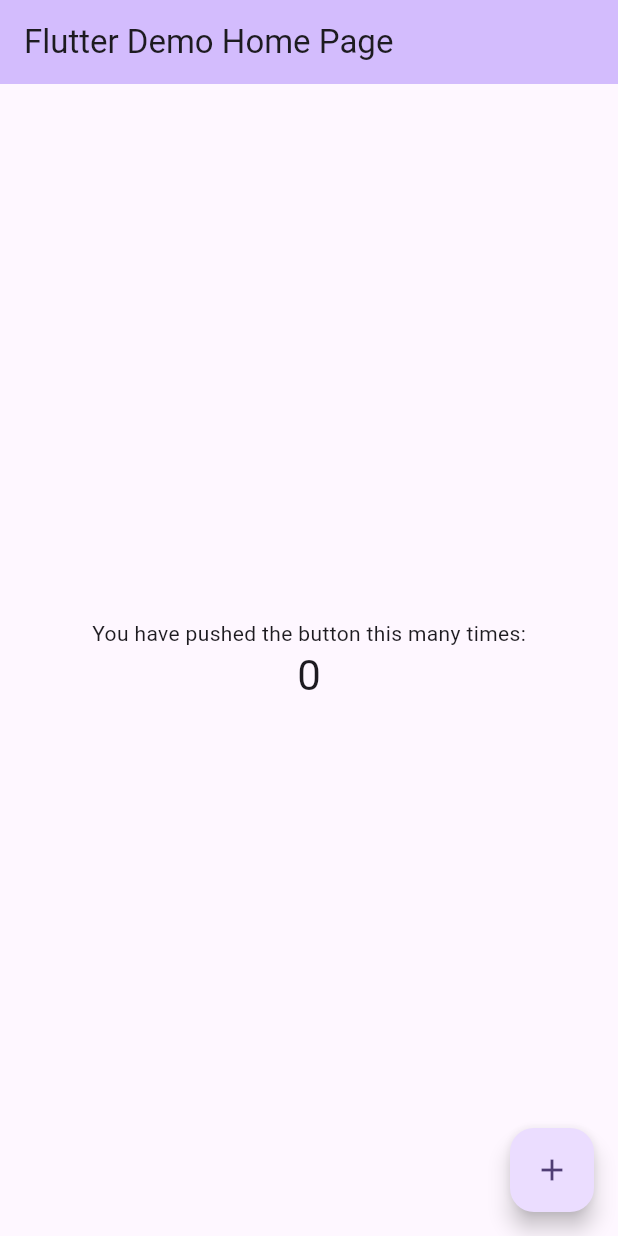
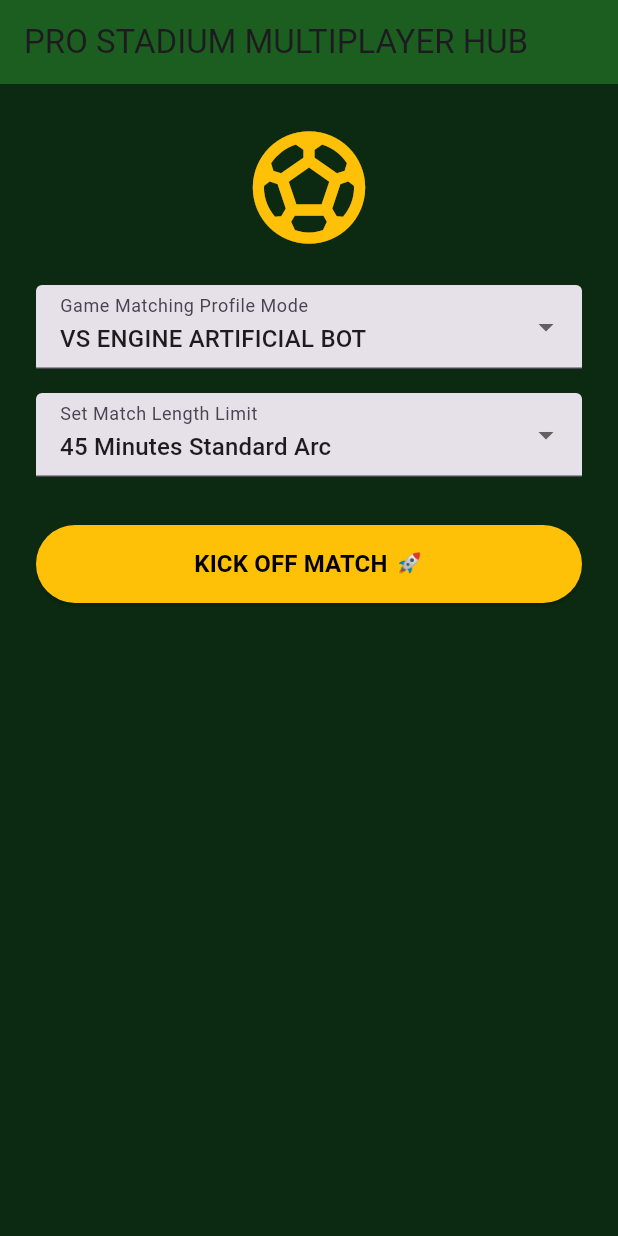
Before and after one commit to idandmon-arch/lan_football_game, a Flutter app: the screen it shows after launch, on a phone screen of 412 x 824 dp. Run offline on Flutter 3.47's test engine with Material 3 defaults, Android fonts, the phone set to English and light mode, and no system bars; missing offline and left inert: flame, flame_audio, network_info_plus.

Commit message:
feat: implement premium arcade football match engine with advanced collisions and set pieces

```diff
--- a/lib/main.dart
+++ b/lib/main.dart
@@ -1,121 +1,231 @@
 import 'package:flutter/material.dart';
+import 'package:flame/game.dart';
+import 'football_game.dart';
+import 'network_manager.dart';
 
 void main() {
-  runApp(const MyApp());
+  runApp(const MaterialApp(
+    debugShowCheckedModeBanner: false,
+    home: FootballStadiumLobby(),
+  ));
 }
 
-class MyApp extends StatelessWidget {
-  const MyApp({super.key});
+class FootballStadiumLobby extends StatefulWidget {
+  const FootballStadiumLobby({super.key});
 
-  // This widget is the root of your application.
   @override
-  Widget build(BuildContext context) {
-    return MaterialApp(
-      title: 'Flutter Demo',
-      theme: ThemeData(
-        // This is the theme of your application.
-        //
-        // TRY THIS: Try running your application with "flutter run". You'll see
-        // the application has a purple toolbar. Then, without quitting the app,
-        // try changing the seedColor in the colorScheme below to Colors.green
-        // and then invoke "hot reload" (save your changes or press the "hot
-        // reload" button in a Flutter-supported IDE, or press "r" if you used
-        // the command line to start the app).
-        //
-        // Notice that the counter didn't reset back to zero; the application
-        // state is not lost during the reload. To reset the state, use hot
-        // restart instead.
-        //
-        // This works for code too, not just values: Most code changes can be
-        // tested with just a hot reload.
-        colorScheme: .fromSeed(seedColor: Colors.deepPurple),
-      ),
-      home: const MyHomePage(title: 'Flutter Demo Home Page'),
-    );
-  }
+  State<FootballStadiumLobby> createState() => _FootballStadiumLobbyState();
 }
 
-class MyHomePage extends StatefulWidget {
-  const MyHomePage({super.key, required this.title});
+class _FootballStadiumLobbyState extends State<FootballStadiumLobby> {
+  GameMode _mode = GameMode.ai;
+  Difficulty _difficulty = Difficulty.normal;
+  int _minutes = 45;
 
-  // This widget is the home page of your application. It is stateful, meaning
-  // that it has a State object (defined below) that contains fields that affect
-  // how it looks.
-
-  // This class is the configuration for the state. It holds the values (in this
-  // case the title) provided by the parent (in this case the App widget) and
-  // used by the build method of the State. Fields in a Widget subclass are
-  // always marked "final".
-
-  final String title;
+  final _netManager = LANNetworkManager();
+  final _ipController = TextEditingController();
+  String _hostIP = "Detecting Wi-Fi Link...";
+  bool _isPlaying = false;
+  late LANFootballGame _game;
 
   @override
-  State<MyHomePage> createState() => _MyHomePageState();
-}
+  void initState() {
+    super.initState();
+    _fetchIP();
+  }
 
-class _MyHomePageState extends State<MyHomePage> {
-  int _counter = 0;
+  void _fetchIP() async {
+    String? ip = await _netManager.getWifiIP();
+    setState(() => _hostIP = ip ?? "Wi-Fi Hotspot Interface Missing");
+  }
 
-  void _incrementCounter() {
-    setState(() {
-      // This call to setState tells the Flutter framework that something has
-      // changed in this State, which causes it to rerun the build method below
-      // so that the display can reflect the updated values. If we changed
-      // _counter without calling setState(), then the build method would not be
-      // called again, and so nothing would appear to happen.
-      _counter++;
-    });
+  void _startMatch() {
+    _game = LANFootballGame(
+      gameMode: _mode,
+      difficulty: _difficulty,
+      totalMatchDurationMinutes: _minutes,
+    );
+
+    if (_mode == GameMode.lan) {
+      _netManager.listenForPeerPackets((map) {
+        _game.playerTwo.position.setValues(_game.size.x - map['px'], _game.size.y - map['py']);
+        _game.ball.position.setValues(_game.size.x - map['bx'], _game.size.y - map['by']);
+        if (map.containsKey('pKick')) _game.penaltyKickerDirection = map['pKick'];
+        if (map.containsKey('pKeeper')) _game.penaltyKeeperDirection = map['pKeeper'];
+      });
+
+      Stream.periodic(const Duration(milliseconds: 25)).listen((_) {
+        if (_isPlaying) {
+          _netManager.transmitMatchDataPacket(_ipController.text.trim(), {
+            'px': _game.playerOne.position.x,
+            'py': _game.playerOne.position.y,
+            'bx': _game.ball.position.x,
+            'by': _game.ball.position.y,
+          });
+        }
+      });
+    }
+
+    setState(() => _isPlaying = true);
   }
 
   @override
   Widget build(BuildContext context) {
-    // This method is rerun every time setState is called, for instance as done
-    // by the _incrementCounter method above.
-    //
-    // The Flutter framework has been optimized to make rerunning build methods
-    // fast, so that you can just rebuild anything that needs updating rather
-    // than having to individually change instances of widgets.
+    if (_isPlaying) {
+      return Scaffold(
+        body: Stack(
+          children: [
+            GameWidget(game: _game),
+            ValueListenableBuilder(
+              valueListenable: ValueNotifier(_game.cardDisplayColor),
+              builder: (context, Color color, _) {
+                if (color == Colors.transparent) return const SizedBox.shrink();
+                return Positioned.fill(
+                  child: Container(
+                    color: Colors.black54,
+                    child: Center(
+                      child: Card(
+                        color: color,
+                        child: Padding(
+                          padding: const EdgeInsets.all(32.0),
+                          child: Text(_game.refereeMessage, style: const TextStyle(fontSize: 22, fontWeight: FontWeight.bold, color: Colors.black)),
+                        ),
+                      ),
+                    ),
+                  ),
+                );
+              },
+            ),
+            Positioned(
+              bottom: 25,
+              left: 15,
+              right: 15,
+              child: _game.matchState == MatchState.penaltySetup
+                ? _buildPenaltyShootoutControls()
+                : _buildStandardMatchGameplayControls(),
+            ),
+          ],
+        ),
+      );
+    }
+
     return Scaffold(
-      appBar: AppBar(
-        // TRY THIS: Try changing the color here to a specific color (to
-        // Colors.amber, perhaps?) and trigger a hot reload to see the AppBar
-        // change color while the other colors stay the same.
-        backgroundColor: Theme.of(context).colorScheme.inversePrimary,
-        // Here we take the value from the MyHomePage object that was created by
-        // the App.build method, and use it to set our appbar title.
-        title: Text(widget.title),
-      ),
-      body: Center(
-        // Center is a layout widget. It takes a single child and positions it
-        // in the middle of the parent.
+      backgroundColor: const Color(0xFF0C2912),
+      appBar: AppBar(title: const Text("PRO STADIUM MULTIPLAYER HUB"), backgroundColor: Colors.green.shade900),
+      body: SingleChildScrollView(
+        padding: const EdgeInsets.all(24.0),
         child: Column(
-          // Column is also a layout widget. It takes a list of children and
-          // arranges them vertically. By default, it sizes itself to fit its
-          // children horizontally, and tries to be as tall as its parent.
-          //
-          // Column has various properties to control how it sizes itself and
-          // how it positions its children. Here we use mainAxisAlignment to
-          // center the children vertically; the main axis here is the vertical
-          // axis because Columns are vertical (the cross axis would be
-          // horizontal).
-          //
-          // TRY THIS: Invoke "debug painting" (choose the "Toggle Debug Paint"
-          // action in the IDE, or press "p" in the console), to see the
-          // wireframe for each widget.
-          mainAxisAlignment: .center,
           children: [
-            const Text('You have pushed the button this many times:'),
-            Text(
-              '$_counter',
-              style: Theme.of(context).textTheme.headlineMedium,
+            const Icon(Icons.sports_soccer, size: 90, color: Colors.amber),
+            const SizedBox(height: 20),
+            DropdownButtonFormField<GameMode>(
+              value: _mode,
+              decoration: const InputDecoration(labelText: "Game Matching Profile Mode", filled: true),
+              items: const [
+                DropdownMenuItem(value: GameMode.ai, child: Text("VS ENGINE ARTIFICIAL BOT")),
+                DropdownMenuItem(value: GameMode.lan, child: Text("CROSS-PLATFORM LOCAL LAN")),
+              ],
+              onChanged: (val) => setState(() => _mode = val!),
+            ),
+            const SizedBox(height: 16),
+            DropdownButtonFormField<int>(
+              value: _minutes,
+              decoration: const InputDecoration(labelText: "Set Match Length Limit", filled: true),
+              items: const [
+                DropdownMenuItem(value: 45, child: Text("45 Minutes Standard Arc")),
+                DropdownMenuItem(value: 90, child: Text("90 Minutes Extended Match")),
+              ],
+              onChanged: (val) => setState(() => _minutes = val!),
+            ),
+            if (_mode == GameMode.lan) ...[
+              const SizedBox(height: 16),
+              Text("Your Device Local Target IP: $_hostIP", style: const TextStyle(color: Colors.white70)),
+              const SizedBox(height: 8),
+              TextField(
+                controller: _ipController,
+                decoration: const InputDecoration(labelText: "Enter Friend's IP Address Connection Target", filled: true),
+              ),
+            ],
+            const SizedBox(height: 32),
+            ElevatedButton(
+              style: ElevatedButton.styleFrom(backgroundColor: Colors.amber, minimumSize: const Size(double.infinity, 52)),
+              onPressed: _startMatch,
+              child: const Text("KICK OFF MATCH 🚀", style: TextStyle(fontWeight: FontWeight.bold, fontSize: 16, color: Colors.black)),
             ),
           ],
         ),
       ),
-      floatingActionButton: FloatingActionButton(
-        onPressed: _incrementCounter,
-        tooltip: 'Increment',
-        child: const Icon(Icons.add),
+    );
+  }
+
+  Widget _buildStandardMatchGameplayControls() {
+    return Row(
+      mainAxisAlignment: MainAxisAlignment.spaceBetween,
+      children: [
+        GestureDetector(
+          onPanUpdate: (details) {
+            _game.playerOne.position.add(Vector2(details.delta.dx, details.delta.dy) * 1.25);
+          },
+          child: const CircleAvatar(radius: 38, backgroundColor: Colors.white24, child: Icon(Icons.gamepad, color: Colors.white)),
+        ),
+        Row(
+          children: [
+            ElevatedButton(onPressed: () => _game.executePassAction(isLong: false), child: const Text("SHORT")),
+            const SizedBox(width: 6),
+            ElevatedButton(onPressed: () => _game.executePassAction(isLong: true), child: const Text("LONG")),
+            const SizedBox(width: 6),
+            ElevatedButton(
+              style: ElevatedButton.styleFrom(backgroundColor: Colors.orange.shade800),
+              onPressed: _game.executeSlidingTackle,
+              child: const Text("TACKLE", style: TextStyle(color: Colors.white)),
+            ),
+          ],
+        )
+      ],
+    );
+  }
+
+  Widget _buildPenaltyShootoutControls() {
+    bool kicking = _game.playerOne.position.y > _game.size.y / 2;
+    return Card(
+      color: Colors.black87,
+      child: Padding(
+        padding: const EdgeInsets.all(16.0),
+        child: Column(
+          children: [
+            Text(kicking ? "CHOOSE WHERE TO SHOOT" : "FRIEND IS KICKING! DIRECT KEEPER DIVE", style: const TextStyle(color: Colors.white, fontWeight: FontWeight.bold)),
+            const SizedBox(height: 12),
+            Row(
+              mainAxisAlignment: MainAxisAlignment.spaceEvenly,
+              children: [
+                ElevatedButton(
+                  onPressed: () {
+                    if (kicking) _game.penaltyKickerDirection = -1; else _game.penaltyKeeperDirection = -1;
+                    _game.resolvePenaltyShot();
+                    setState(() {});
+                  },
+                  child: const Text("LEFT"),
+                ),
+                ElevatedButton(
+                  onPressed: () {
+                    if (kicking) _game.penaltyKickerDirection = 0; else _game.penaltyKeeperDirection = 0;
+                    _game.resolvePenaltyShot();
+                    setState(() {});
+                  },
+                  child: const Text("CENTER"),
+                ),
+                ElevatedButton(
+                  onPressed: () {
+                    if (kicking) _game.penaltyKickerDirection = 1; else _game.penaltyKeeperDirection = 1;
+                    _game.resolvePenaltyShot();
+                    setState(() {});
+                  },
+                  child: const Text("RIGHT"),
+                ),
+              ],
+            )
+          ],
+        ),
       ),
     );
   }
--- a/pubspec.yaml
+++ b/pubspec.yaml
@@ -36,6 +36,7 @@ dependencies:
   cupertino_icons: ^1.0.8
   flame: ^1.37.0
   network_info_plus: ^8.2.0
+  flame_audio: ^2.12.1
 
 dev_dependencies:
   flutter_test:
@@ -89,3 +90,7 @@ flutter:
   #
   # For details regarding fonts from package dependencies,
   # see https://flutter.dev/to/font-from-package
+
+flutter:
+  assets:
+    -assets/audio/
```
Also changed, not shown: lib/football_game.dart (added, +238 -0 lines), lib/network_manager.dart (added, +48 -0 lines), pubspec.lock, 5 other files.
